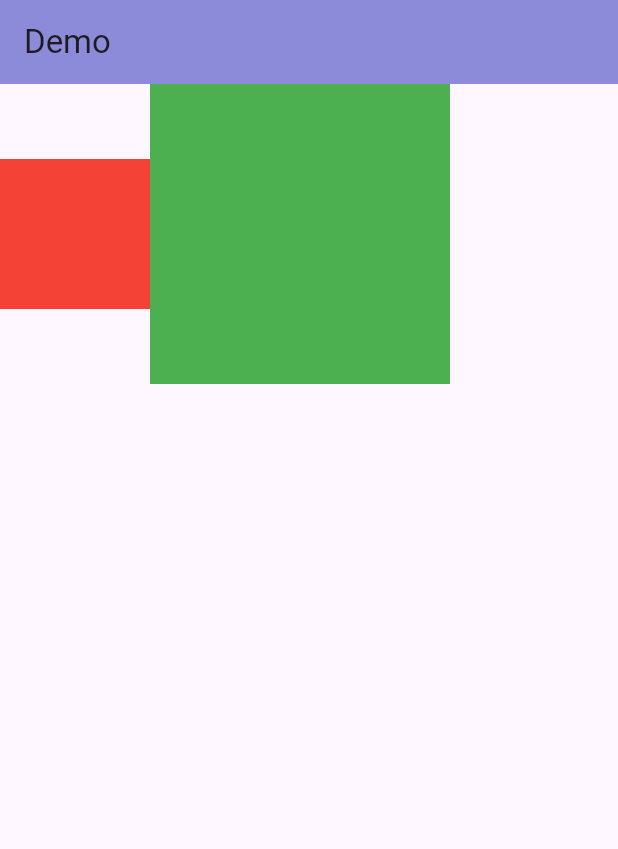
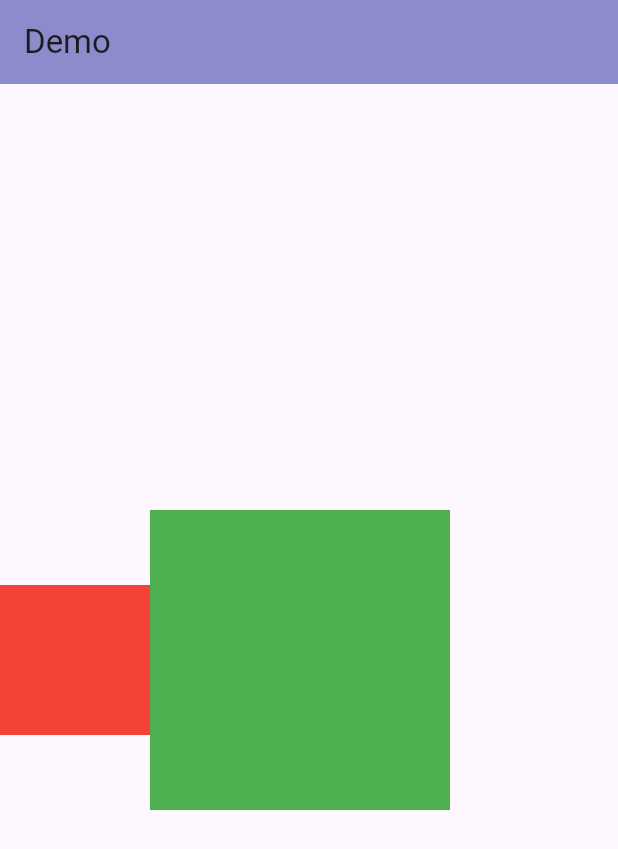
Before and after one commit to trinityhunter/Codex-Flutter, a Flutter app: the screen it shows after launch, on a phone screen of 412 x 824 dp. Shown: the top 849 px of the screen. Run offline on Flutter 3.47's test engine with Material 3 defaults, Android fonts, the phone set to English and light mode, and no system bars.

Commit message:
Project 1 Assignement 9 added

```diff
--- /dev/null
+++ b/project1/lib/Assignment9.dart
@@ -0,0 +1,29 @@
+import 'package:flutter/material.dart';
+
+class Assignment9 extends StatelessWidget {
+  const Assignment9({super.key});
+
+  @override
+  Widget build(BuildContext context) {
+    return Scaffold(
+      appBar: AppBar(
+        title: Text("Demo"),
+        backgroundColor: Color.fromARGB(255, 140, 140, 205),
+      ),
+      body: Center(
+        child: Row(children: [
+          Container(
+            height: 100,
+            width: 100,
+            color: Colors.red,
+          ),
+          Container(
+            height: 200,
+            width: 200,
+            color: Colors.green,
+          )
+        ],),
+      ),
+    );
+  }
+}
--- a/project1/lib/main.dart
+++ b/project1/lib/main.dart
@@ -7,6 +7,7 @@ import 'package:project1/Assignment5.dart';
 import 'package:project1/Assignment6.dart';
 import 'package:project1/Assignment7.dart';
 import 'package:project1/Assignment8.dart';
+import 'package:project1/Assignment9.dart';
 
 void main() {
   runApp(const MyApp());
@@ -21,7 +22,7 @@ class MyApp extends StatelessWidget {
     return MaterialApp(
         title: "Project 1",
         color: Color.fromARGB(255, 70, 70, 212),
-        home: Assignment8());
+        home: Assignment9());
   }
 
 }
```
